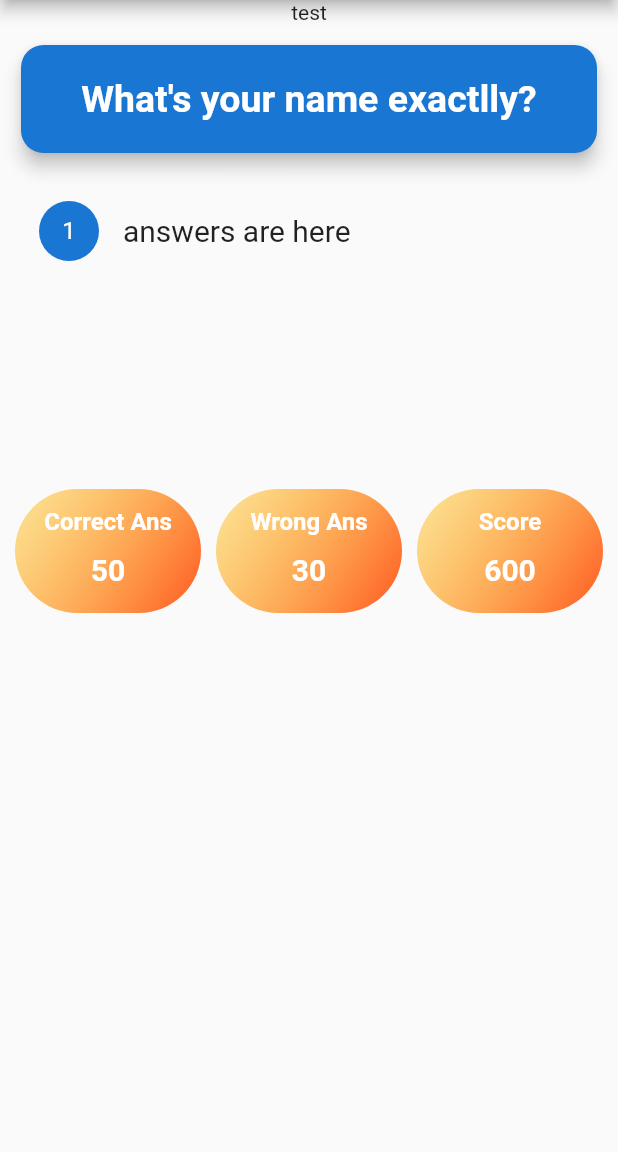
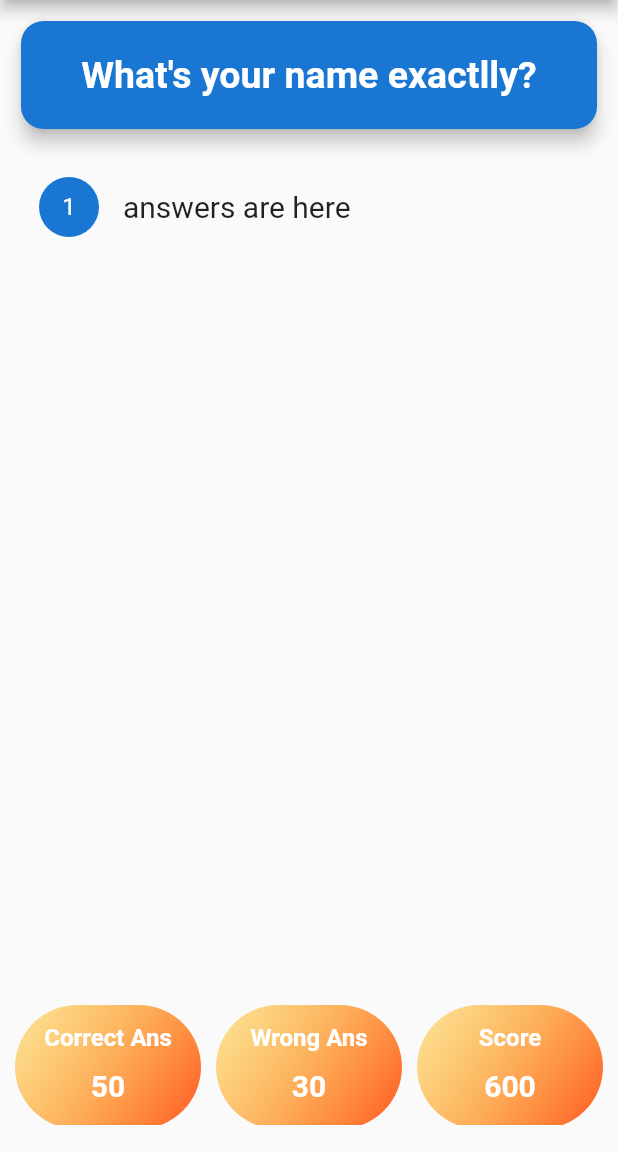
Before and after one commit to mahdiyarz/quizApp, a Flutter app: the screen it shows after launch, on a phone screen of 412 x 824 dp, the part 84-1236 px from its top. Run offline on Flutter 3.47's test engine with Material 2 defaults, Android fonts, the phone set to English and light mode, and no system bars.

Commit message:
set bottom position for score board

```diff
--- a/lib/main.dart
+++ b/lib/main.dart
@@ -34,13 +34,9 @@ class _MyHomePageState extends State<MyHomePage> {
         title: Text('My Training - one'),
       ),
       body: Column(
-          // mainAxisAlignment: MainAxisAlignment.spaceAround,
         children: [
           Container(
-              child: Text('test'),
-            ),
-            Container(
-              height: 300,
+            height: 660,
             child: Column(
               children: [
                 Question(),
@@ -48,8 +44,12 @@ class _MyHomePageState extends State<MyHomePage> {
               ],
             ),
           ),
-            Container(height: 300, child: ScoreBoard()),
+          Container(
+            height: 90,
+            child: ScoreBoard(),
+          ),
         ],
-        ));
+      ),
+    );
   }
 }
```
Lines whose indentation alone changed are shown as unchanged.
